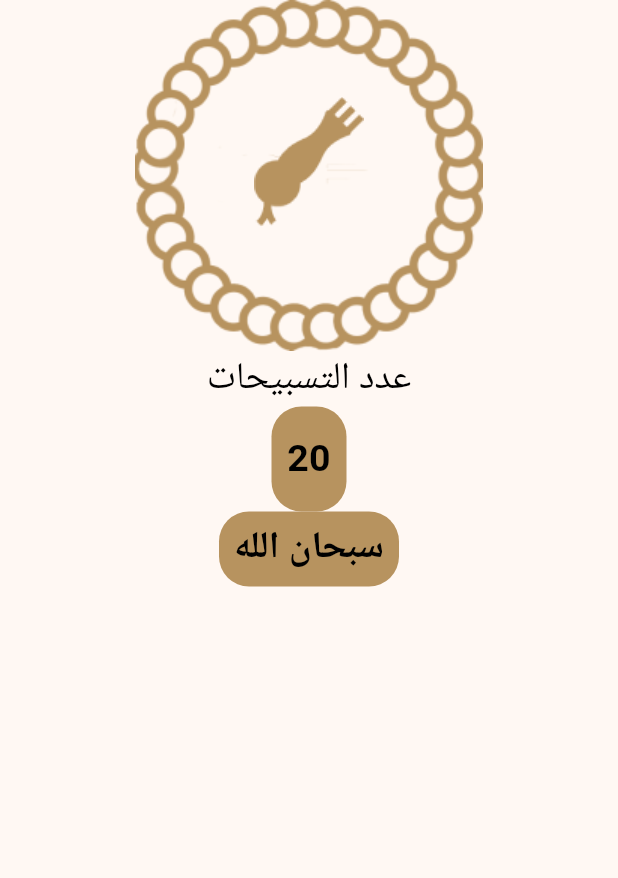
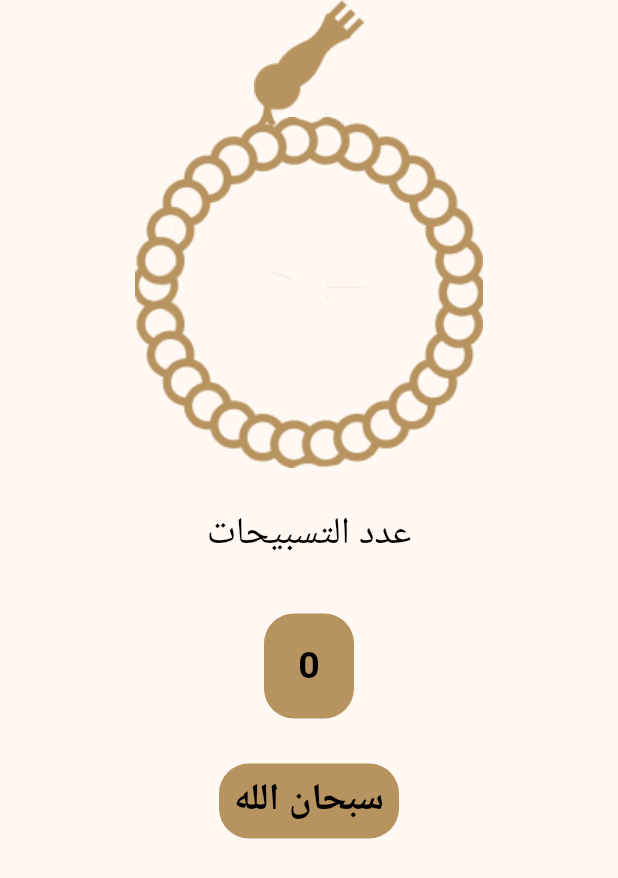
Before and after one commit to YounanGamal/holy_quran, a Flutter app: the SebhaTabWidget widget shown alone on an empty page, opened directly, on a phone screen of 412 x 824 dp. Shown: the top 878 px of the screen. Run offline on Flutter 3.47's test engine with Material 3 defaults, Android fonts, the phone set to English and light mode, and no system bars.

Commit message:
+sebha tab

```diff
--- a/lib/UI/Home/sebha_tab/quran_tab_widget.dart
+++ b/lib/UI/Home/sebha_tab/quran_tab_widget.dart
@@ -1,39 +1,74 @@
 import 'package:flutter/material.dart';
 
-class SebhaTabWidget extends StatelessWidget {
+class SebhaTabWidget extends StatefulWidget {
   static const String rounteName = 'SebhaTabWidget';
 
   @override
+  State<SebhaTabWidget> createState() => _SebhaTabWidgetState();
+}
+
+class _SebhaTabWidgetState extends State<SebhaTabWidget> {
+  int count = 0;
+
+  List<String> askar = [
+    'سبحان الله',
+    'الحمد لله',
+    'الله أكبر',
+  ];
+
+  int index = 0;
+  double angle = 0;
+
+  @override
   Widget build(BuildContext context) {
-    return Container(
-      alignment: Alignment.center,
+    return Center(
       child: Column(
+        mainAxisAlignment: MainAxisAlignment.start,
+        // crossAxisAlignment: CrossAxisAlignment.stretch,
         children: [
           Stack(
-            alignment: Alignment.center,
+            alignment: Alignment.topCenter,
             children: [
               Image.asset('assets/image/head of seb7a.png'),
-              SizedBox(height: 100,),
-              Image.asset('assets/image/body of seb7a.png')
+              Padding(
+                padding: const EdgeInsets.only(top: 78),
+                child: Transform.rotate(
+                  angle: angle,
+                  child: GestureDetector(
+                    onTap: () {
+                      onTap();
+                    },
+                    child: Image.asset('assets/image/body of seb7a.png'),
+                  ),
+                ),
+              )
             ],
           ),
-          // Expanded(child: Image.asset('assets/image/head of seb7a.png')),
-          // Container(
-          //     child: Expanded(
-          //         child: Image.asset('assets/image/body of seb7a.png'))),
-          Text('عدد التسبيحات'),
+          SizedBox(
+            height: 25,
+          ),
+          Text(
+            'عدد التسبيحات',
+            textAlign: TextAlign.center,
+          ),
+          SizedBox(
+            height: 35,
+          ),
           Container(
             alignment: Alignment.center,
             height: 70,
-            width: 50,
+            width: 60,
             decoration: BoxDecoration(
               borderRadius: BorderRadius.circular(20),
               color: Theme.of(context).primaryColor,
             ),
             child: Text(
-              '20',
+              '$count',
               style: Theme.of(context).textTheme.titleMedium,
             ),
+          ),
+          SizedBox(
+            height: 30,
           ),
           Container(
             alignment: Alignment.center,
@@ -44,7 +79,7 @@ class SebhaTabWidget extends StatelessWidget {
               color: Theme.of(context).primaryColor,
             ),
             child: Text(
-              'سبحان الله',
+              '${askar[index]}',
               style: Theme.of(context).textTheme.titleMedium,
             ),
           ),
@@ -52,4 +87,17 @@ class SebhaTabWidget extends StatelessWidget {
       ),
     );
   }
+
+  onTap() {
+    count++;
+    if (count % 33 == 0) {
+      index++;
+    }
+    if (index == askar.length) {
+      index = 0;
+      count = 0;
+    }
+    angle += 360 / 33;
+    setState(() {});
+  }
 }
```
